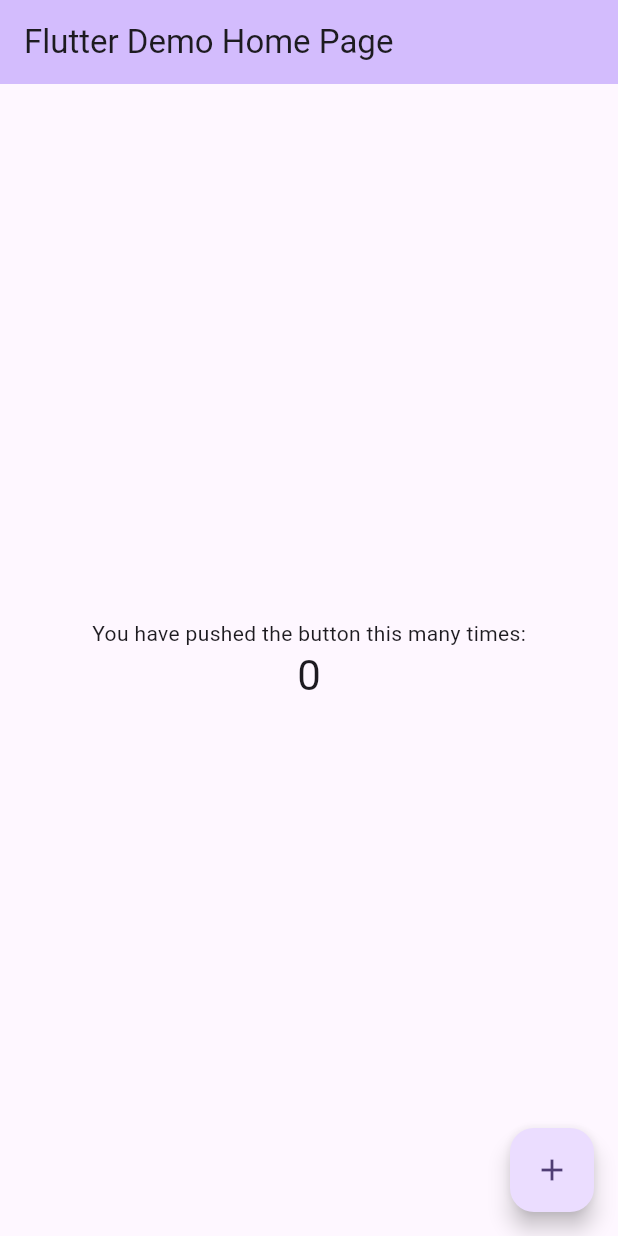
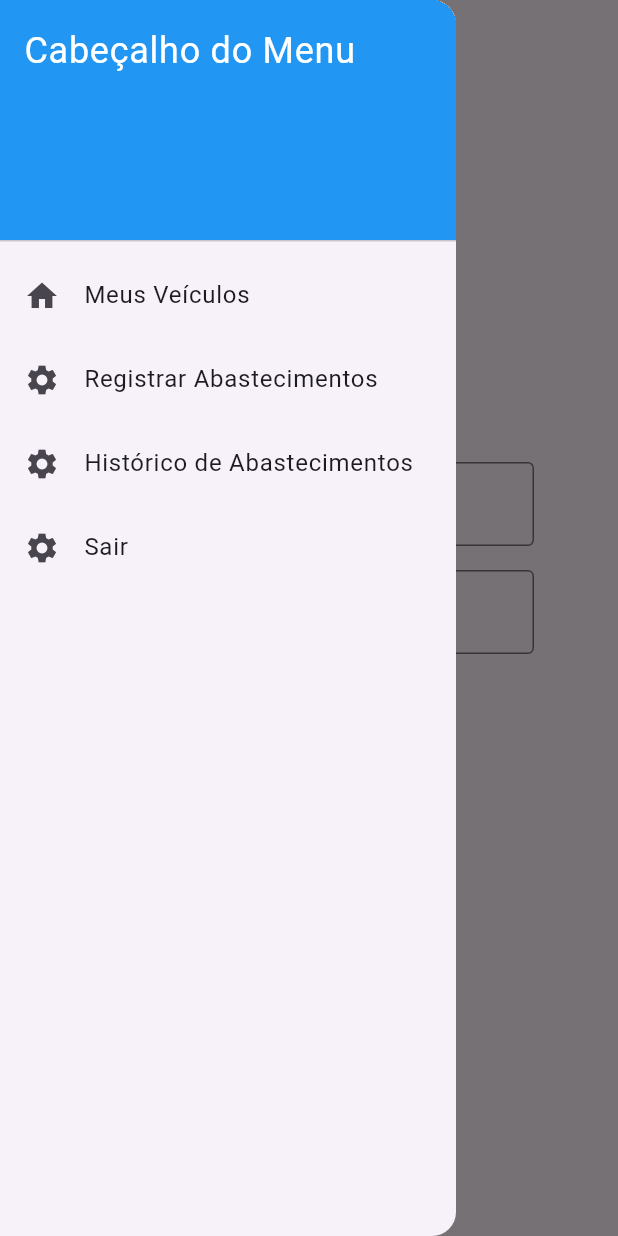
Before and after one commit to Caioon/App-Veiculos-Flutter, a Flutter app: the screen it shows after launch, with the side drawer open (before the commit the screen has no drawer), on a phone screen of 412 x 824 dp. Run offline on Flutter 3.47's test engine with Material 3 defaults, Android fonts, the phone set to English and light mode, and no system bars; our stand-ins replace firebase_auth, firebase_core, flutter_riverpod; accounts and stored records are empty.

Commit message:
feat(auth): autenticação de usuário

```diff
--- a/lib/main.dart
+++ b/lib/main.dart
@@ -1,122 +1,31 @@
 import 'package:flutter/material.dart';
+import 'package:firebase_core/firebase_core.dart';
+import 'package:flutter_riverpod/flutter_riverpod.dart';
+import 'package:trabalho_flutter/view/home.dart';
+import 'package:trabalho_flutter/view/login_screen.dart';
+import 'package:trabalho_flutter/view/signup_screen.dart';
+import 'firebase_options.dart';
 
-void main() {
-  runApp(const MyApp());
+void main() async {
+  WidgetsFlutterBinding.ensureInitialized();
+
+  await Firebase.initializeApp(options: DefaultFirebaseOptions.currentPlatform);
+
+  runApp(ProviderScope(child: MyApp()));
 }
 
 class MyApp extends StatelessWidget {
   const MyApp({super.key});
 
-  // This widget is the root of your application.
   @override
   Widget build(BuildContext context) {
     return MaterialApp(
-      title: 'Flutter Demo',
-      theme: ThemeData(
-        // This is the theme of your application.
-        //
-        // TRY THIS: Try running your application with "flutter run". You'll see
-        // the application has a purple toolbar. Then, without quitting the app,
-        // try changing the seedColor in the colorScheme below to Colors.green
-        // and then invoke "hot reload" (save your changes or press the "hot
-        // reload" button in a Flutter-supported IDE, or press "r" if you used
-        // the command line to start the app).
-        //
-        // Notice that the counter didn't reset back to zero; the application
-        // state is not lost during the reload. To reset the state, use hot
-        // restart instead.
-        //
-        // This works for code too, not just values: Most code changes can be
-        // tested with just a hot reload.
-        colorScheme: ColorScheme.fromSeed(seedColor: Colors.deepPurple),
-      ),
-      home: const MyHomePage(title: 'Flutter Demo Home Page'),
+      initialRoute: '/login',
+      routes: {
+        '/login': (context) => LoginScreen(),
+        '/signup': (context) => SignupScreen(),
+        '/home' : (context) => Home(),
+      },
     );
   }
 }
-
-class MyHomePage extends StatefulWidget {
-  const MyHomePage({super.key, required this.title});
-
-  // This widget is the home page of your application. It is stateful, meaning
-  // that it has a State object (defined below) that contains fields that affect
-  // how it looks.
-
-  // This class is the configuration for the state. It holds the values (in this
-  // case the title) provided by the parent (in this case the App widget) and
-  // used by the build method of the State. Fields in a Widget subclass are
-  // always marked "final".
-
-  final String title;
-
-  @override
-  State<MyHomePage> createState() => _MyHomePageState();
-}
-
-class _MyHomePageState extends State<MyHomePage> {
-  int _counter = 0;
-
-  void _incrementCounter() {
-    setState(() {
-      // This call to setState tells the Flutter framework that something has
-      // changed in this State, which causes it to rerun the build method below
-      // so that the display can reflect the updated values. If we changed
-      // _counter without calling setState(), then the build method would not be
-      // called again, and so nothing would appear to happen.
-      _counter++;
-    });
-  }
-
-  @override
-  Widget build(BuildContext context) {
-    // This method is rerun every time setState is called, for instance as done
-    // by the _incrementCounter method above.
-    //
-    // The Flutter framework has been optimized to make rerunning build methods
-    // fast, so that you can just rebuild anything that needs updating rather
-    // than having to individually change instances of widgets.
-    return Scaffold(
-      appBar: AppBar(
-        // TRY THIS: Try changing the color here to a specific color (to
-        // Colors.amber, perhaps?) and trigger a hot reload to see the AppBar
-        // change color while the other colors stay the same.
-        backgroundColor: Theme.of(context).colorScheme.inversePrimary,
-        // Here we take the value from the MyHomePage object that was created by
-        // the App.build method, and use it to set our appbar title.
-        title: Text(widget.title),
-      ),
-      body: Center(
-        // Center is a layout widget. It takes a single child and positions it
-        // in the middle of the parent.
-        child: Column(
-          // Column is also a layout widget. It takes a list of children and
-          // arranges them vertically. By default, it sizes itself to fit its
-          // children horizontally, and tries to be as tall as its parent.
-          //
-          // Column has various properties to control how it sizes itself and
-          // how it positions its children. Here we use mainAxisAlignment to
-          // center the children vertically; the main axis here is the vertical
-          // axis because Columns are vertical (the cross axis would be
-          // horizontal).
-          //
-          // TRY THIS: Invoke "debug painting" (choose the "Toggle Debug Paint"
-          // action in the IDE, or press "p" in the console), to see the
-          // wireframe for each widget.
-          mainAxisAlignment: MainAxisAlignment.center,
-          children: <Widget>[
-            const Text('You have pushed the button this many times:'),
-            Text(
-              '$_counter',
-              style: Theme.of(context).textTheme.headlineMedium,
-            ),
-          ],
-        ),
-      ),
-      floatingActionButton: FloatingActionButton(
-        onPressed: _incrementCounter,
-        tooltip: 'Increment',
-        child: const Icon(Icons.add),
-      ), // This trailing comma makes auto-formatting nicer for build methods.
-    );
-  }
-}
--- /dev/null
+++ b/lib/view/login_screen.dart
@@ -0,0 +1,134 @@
+import 'package:flutter/material.dart';
+import 'package:flutter_riverpod/flutter_riverpod.dart';
+import 'package:trabalho_flutter/viewmodel/auth_viewmodel.dart';
+import 'package:trabalho_flutter/widgets/base_scaffold.dart';
+
+class LoginScreen extends ConsumerStatefulWidget {
+  const LoginScreen({super.key});
+
+  @override
+  ConsumerState<LoginScreen> createState() => _LoginScreenState();
+}
+
+class _LoginScreenState extends ConsumerState<LoginScreen> {
+  final emailController = TextEditingController();
+  final passwordController = TextEditingController();
+  final formKey = GlobalKey<FormState>();
+
+  @override
+  void dispose() {
+    emailController.dispose();
+    passwordController.dispose();
+    super.dispose();
+  }
+
+  Future<void> _handleLogin() async {
+    if (!formKey.currentState!.validate()) return;
+
+    final auth = ref.read(authViewModelProvider.notifier);
+
+    await auth.login(
+      emailController.text.trim(),
+      passwordController.text.trim(),
+    );
+
+    final state = ref.read(authViewModelProvider);
+
+    if (state.hasError) {
+      if (!mounted) return;
+      ScaffoldMessenger.of(context).showSnackBar(
+        SnackBar(content: Text('Erro ao fazer login: ${state.error}')),
+      );
+      return;
+    }
+
+    if (!mounted) return;
+    Navigator.pushReplacementNamed(context, '/home');
+  }
+
+  @override
+  Widget build(BuildContext context) {
+    final loginState = ref.watch(authViewModelProvider);
+
+    return BaseScaffold(
+      title: 'Login',
+      body: Center(
+        child: SizedBox(
+          width: 300,
+          child: Form(
+            key: formKey,
+            child: Column(
+              mainAxisSize: MainAxisSize.min,
+              children: [
+                TextFormField(
+                  controller: emailController,
+                  decoration: const InputDecoration(
+                    labelText: 'E-mail',
+                    border: OutlineInputBorder(),
+                  ),
+                  keyboardType: TextInputType.emailAddress,
+                  validator: (value) {
+                    if (value == null || value.isEmpty) {
+                      return 'Digite seu e-mail';
+                    }
+                    if (!value.contains('@')) return 'E-mail inválido';
+                    return null;
+                  },
+                ),
+
+                const SizedBox(height: 16),
+
+                TextFormField(
+                  controller: passwordController,
+                  decoration: const InputDecoration(
+                    labelText: 'Senha',
+                    border: OutlineInputBorder(),
+                  ),
+                  obscureText: true,
+                  validator: (value) {
+                    if (value == null || value.isEmpty) {
+                      return 'Digite sua senha';
+                    }
+                    return null;
+                  },
+                ),
+
+                AnimatedOpacity(
+                  opacity: loginState.hasError ? 1 : 0,
+                  duration: const Duration(milliseconds: 300),
+                  child: loginState.hasError
+                      ? const Padding(
+                          padding: EdgeInsets.only(top: 8),
+                          child: Text(
+                            "E-mail ou senha incorretos",
+                            style: TextStyle(color: Colors.red, fontSize: 14),
+                          ),
+                        )
+                      : const SizedBox.shrink(),
+                ),
+
+                const SizedBox(height: 24),
+
+                ElevatedButton(
+                  onPressed: loginState is AsyncLoading ? null : _handleLogin,
+                  child: loginState is AsyncLoading
+                      ? const CircularProgressIndicator()
+                      : const Text('Login'),
+                ),
+
+                const SizedBox(height: 16),
+
+                TextButton(
+                  onPressed: () {
+                    Navigator.pushNamed(context, '/signup');
+                  },
+                  child: const Text('Criar nova conta'),
+                ),
+              ],
+            ),
+          ),
+        ),
+      ),
+    );
+  }
+}
--- /dev/null
+++ b/lib/widgets/base_scaffold.dart
@@ -0,0 +1,18 @@
+import 'package:flutter/material.dart';
+import 'package:trabalho_flutter/widgets/main_drawer.dart';
+
+class BaseScaffold extends StatelessWidget {
+  final String title;
+  final Widget body;
+
+  const BaseScaffold({super.key, required this.title, required this.body});
+
+  @override
+  Widget build(BuildContext context) {
+    return Scaffold(
+      appBar: AppBar(title: Text(title)),
+      drawer: const AppDrawer(),
+      body: body,
+    );
+  }
+}
--- /dev/null
+++ b/lib/widgets/main_drawer.dart
@@ -0,0 +1,51 @@
+import 'package:flutter/material.dart';
+
+class AppDrawer extends StatelessWidget {
+  const AppDrawer({super.key});
+
+  @override
+  Widget build(BuildContext context) {
+    return Drawer(
+      child: ListView(
+        padding: EdgeInsets.zero,
+        children: [
+          const DrawerHeader(
+            decoration: BoxDecoration(color: Colors.blue),
+            child: Text(
+              'Cabeçalho do Menu',
+              style: TextStyle(color: Colors.white, fontSize: 24),
+            ),
+          ),
+          ListTile(
+            leading: const Icon(Icons.home),
+            title: const Text('Meus Veículos'),
+            onTap: () {
+              // Navigator.pop(context);
+            },
+          ),
+          ListTile(
+            leading: const Icon(Icons.settings),
+            title: const Text('Registrar Abastecimentos'),
+            onTap: () {
+              // Navigator.pop(context);
+            },
+          ),
+          ListTile(
+            leading: const Icon(Icons.settings),
+            title: const Text('Histórico de Abastecimentos'),
+            onTap: () {
+              // Navigator.pop(context);
+            },
+          ),
+          ListTile(
+            leading: const Icon(Icons.settings),
+            title: const Text('Sair'),
+            onTap: () {
+              // Navigator.pop(context);
+            },
+          ),
+        ],
+      ),
+    );
+  }
+}
```
Also changed, not shown: lib/model/auth_repository.dart (added, +60 -0 lines), lib/view/home.dart (added, +32 -0 lines), lib/view/signup_screen.dart (added, +123 -0 lines), lib/viewmodel/auth_viewmodel.dart (added, +47 -0 lines).
